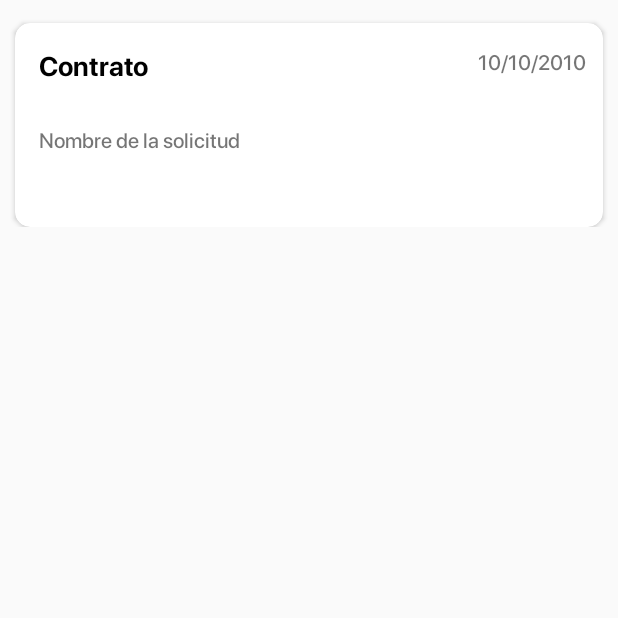
After one commit to MercuryCenfotec/Ponto, an Android app: the fragment ContractCardFragment shown on its own in the app's theme, on a phone screen of 412 x 824 dp, the top half of it. The commit adds this screen. Run offline under Robolectric (Android 15) with nearby library versions, the phone set to English and light mode, and no system bars; Roboto replaces fonts that are not available here.

Commit message:
Display user contracts

```diff
--- a/app/src/main/AndroidManifest.xml
+++ b/app/src/main/AndroidManifest.xml
@@ -14,9 +14,10 @@
         android:roundIcon="@mipmap/ic_launcher_round"
         android:supportsRtl="true"
         android:theme="@style/AppTheme">
-        <activity android:name=".entities.contract.GeneratedContractActivity"></activity>
+        <activity android:name=".entities.contract.ContractsListActivity"></activity>
+        <activity android:name=".entities.contract.GeneratedContractActivity" />
         <activity android:name=".entities.servicePetition.ServicePetitionListActivity" />
-        <activity android:name=".entities.servicePetition.ServicePetitionPetitionerDetailActivity"></activity>
+        <activity android:name=".entities.servicePetition.ServicePetitionPetitionerDetailActivity" />
         <activity android:name=".entities.servicePetition.ServicePetitionBidderDetailActivity" />
         <activity android:name=".entities.servicePetition.ServicePetitionUpdateActivity" />
         <activity android:name=".entities.servicePetition.ServicePetitionCreationActivity" />
--- a/app/src/main/java/adapter/ProfileAdapter.java
+++ b/app/src/main/java/adapter/ProfileAdapter.java
@@ -13,6 +13,7 @@ import androidx.recyclerview.widget.RecyclerView;
 
 import com.cenfotec.ponto.R;
 import com.cenfotec.ponto.entities.bidder.BidderUpdateActivity;
+import com.cenfotec.ponto.entities.contract.ContractsListActivity;
 import com.cenfotec.ponto.entities.contract.GeneratedContractActivity;
 import com.cenfotec.ponto.entities.petitioner.PetitionerRegistrationActivity;
 import com.cenfotec.ponto.entities.petitioner.PetitionerUpdateActivity;
@@ -70,7 +71,7 @@ public class ProfileAdapter extends RecyclerView.Adapter<ProfileAdapter.ViewHold
                         break;
 
                     case 3:
-                        Intent intent = new Intent(context, GeneratedContractActivity.class);
+                        Intent intent = new Intent(context, ContractsListActivity.class);
                         context.startActivity(intent);
                         break;
 
--- /dev/null
+++ b/app/src/main/java/com/cenfotec/ponto/entities/contract/ContractCardFragment.java
@@ -0,0 +1,91 @@
+package com.cenfotec.ponto.entities.contract;
+
+import android.content.Context;
+import android.content.Intent;
+import android.content.SharedPreferences;
+import android.os.Bundle;
+
+import androidx.fragment.app.Fragment;
+
+import android.view.LayoutInflater;
+import android.view.View;
+import android.view.ViewGroup;
+
+import com.cenfotec.ponto.R;
+import com.cenfotec.ponto.data.model.Contract;
+
+import static android.content.Context.MODE_PRIVATE;
+
+/**
+ * A simple {@link Fragment} subclass.
+ * Use the {@link ContractCardFragment#newInstance} factory method to
+ * create an instance of this fragment.
+ */
+public class ContractCardFragment extends Fragment {
+    // TODO: Rename parameter arguments, choose names that match
+    // the fragment initialization parameters, e.g. ARG_ITEM_NUMBER
+    private static final String ARG_PARAM1 = "contractCardTitle";
+    private static final String ARG_PARAM2 = "contractCardDate";
+    private static final String ARG_PARAM3 = "contractCardService";
+
+    // TODO: Rename and change types of parameters
+    private String contractId;
+    View view;
+    private String contractCardTitle;
+    private String contractCardDate;
+    private String contractCardService;
+
+    public ContractCardFragment() {
+        // Required empty public constructor
+    }
+
+    /**
+     * Use this factory method to create a new instance of
+     * this fragment using the provided parameters.
+     *
+     * @param contract contract object to be displayed.
+     * @return A new instance of fragment OfferCardFragment.
+     */
+    // TODO: Rename and change types and number of parameters
+    public ContractCardFragment newInstance(Contract contract) {
+        ContractCardFragment fragment = new ContractCardFragment();
+        Bundle args = new Bundle();
+        SharedPreferences myPrefs = getActivity().getSharedPreferences("MyPrefs", MODE_PRIVATE);
+
+        args.putString(ARG_PARAM1, contract.getName());
+        args.putString(ARG_PARAM2, contract.getDateCreated());
+        args.putString(ARG_PARAM3, contract.getServicePetitionId());
+        fragment.setArguments(args);
+        return fragment;
+    }
+
+    @Override
+    public void onCreate(Bundle savedInstanceState) {
+        super.onCreate(savedInstanceState);
+        if (getArguments() != null) {
+            contractCardTitle = getArguments().getString(ARG_PARAM1);
+            contractCardDate = getArguments().getString(ARG_PARAM2);
+            contractCardService = getArguments().getString(ARG_PARAM3);
+        }
+    }
+
+    @Override
+    public View onCreateView(LayoutInflater inflater, ViewGroup container,
+                             Bundle savedInstanceState) {
+        view = inflater.inflate(R.layout.fragment_contract_card, container, false);
+        view.findViewById(R.id.contractCardView).setOnClickListener(new View.OnClickListener(){
+            @Override
+            public void onClick(View v){
+                goToContractDetail();
+            }
+        });
+        return view;
+    }
+
+    public void goToContractDetail(){
+        SharedPreferences myPrefs = getActivity().getSharedPreferences("MyPrefs", Context.MODE_PRIVATE);
+        myPrefs.edit().putString("contractId", contractId).commit();
+        Intent intent = new Intent(getActivity(), GeneratedContractActivity.class);
+        startActivity(intent);
+    }
+}
--- a/app/src/main/res/layout/activity_petitioner_profile.xml
+++ b/app/src/main/res/layout/activity_petitioner_profile.xml
@@ -29,7 +29,7 @@
             app:layout_constraintTop_toTopOf="parent" />
 
         <de.hdodenhof.circleimageview.CircleImageView
-            android:id="@+id/petitionUserImage"
+            android:id="@+id/profile_image"
             android:layout_width="85dp"
             android:layout_height="95.7dp"
             android:layout_gravity="center"
--- /dev/null
+++ b/app/src/main/res/layout/fragment_contract_card.xml
@@ -0,0 +1,65 @@
+<?xml version="1.0" encoding="utf-8"?>
+<FrameLayout xmlns:android="http://schemas.android.com/apk/res/android"
+    xmlns:app="http://schemas.android.com/apk/res-auto"
+    xmlns:tools="http://schemas.android.com/tools"
+    android:layout_width="match_parent"
+    android:layout_height="wrap_content"
+    tools:context=".entities.contract.ContractCardFragment">
+
+    <androidx.cardview.widget.CardView
+        android:id="@+id/contractCardView"
+        android:layout_width="match_parent"
+        android:layout_height="136dp"
+        android:layout_marginStart="10dp"
+        android:layout_marginLeft="10dp"
+        android:layout_marginTop="15dp"
+        android:layout_marginRight="10dp"
+        android:layout_marginEnd="10dp"
+        android:clipToPadding="true"
+        app:cardCornerRadius="10dp">
+
+        <androidx.constraintlayout.widget.ConstraintLayout
+            android:id="@+id/contractCardInfoContainer"
+            android:layout_width="match_parent"
+            android:layout_height="match_parent">
+
+            <customfonts.MyTextView_SF_Pro_Display_Bold
+                android:id="@+id/contractNameCardTextView"
+                android:layout_width="wrap_content"
+                android:layout_height="wrap_content"
+                android:layout_marginStart="16dp"
+                android:layout_marginLeft="16dp"
+                android:layout_marginTop="16dp"
+                android:text="Contrato"
+                android:textColor="#000"
+                android:textSize="18sp"
+                app:layout_constraintStart_toStartOf="@+id/contractCardInfoContainer"
+                app:layout_constraintTop_toTopOf="parent" />
+
+            <customfonts.MyTextView_SF_Pro_Display_Medium
+                android:id="@+id/contractDateCardTextView"
+                android:layout_width="wrap_content"
+                android:layout_height="wrap_content"
+                android:layout_marginTop="16dp"
+                android:layout_marginEnd="11dp"
+                android:layout_marginRight="11dp"
+                android:text="10/10/2010"
+                app:layout_constraintEnd_toEndOf="parent"
+                app:layout_constraintTop_toTopOf="parent" />
+
+            <customfonts.MyTextView_SF_Pro_Display_Medium
+                android:id="@+id/contractPetitionCardTextView"
+                android:layout_width="wrap_content"
+                android:layout_height="wrap_content"
+                android:layout_marginStart="16dp"
+                android:layout_marginLeft="16dp"
+                android:layout_marginTop="68dp"
+                android:text="Nombre de la solicitud"
+                app:layout_constraintStart_toStartOf="parent"
+                app:layout_constraintTop_toTopOf="parent" />
+
+        </androidx.constraintlayout.widget.ConstraintLayout>
+
+    </androidx.cardview.widget.CardView>
+
+</FrameLayout>
```
Also changed, not shown: app/src/main/java/adapter/ContractCard_Adapter.java (added, +71 -0 lines), app/src/main/java/adapter/TabLayoutContractList_Adapter.java (added, +39 -0 lines), app/src/main/java/com/cenfotec/ponto/data/model/Contract.java (+36 -0 lines), app/src/main/java/com/cenfotec/ponto/entities/contract/ContractListFragment.java (added, +84 -0 lines), app/src/main/java/com/cenfotec/ponto/entities/contract/ContractsListActivity.java (added, +40 -0 lines), app/src/main/res/layout/activity_contracts_list.xml (added, +50 -0 lines), app/src/main/res/layout/fragment_contract_list.xml (added, +28 -0 lines).
